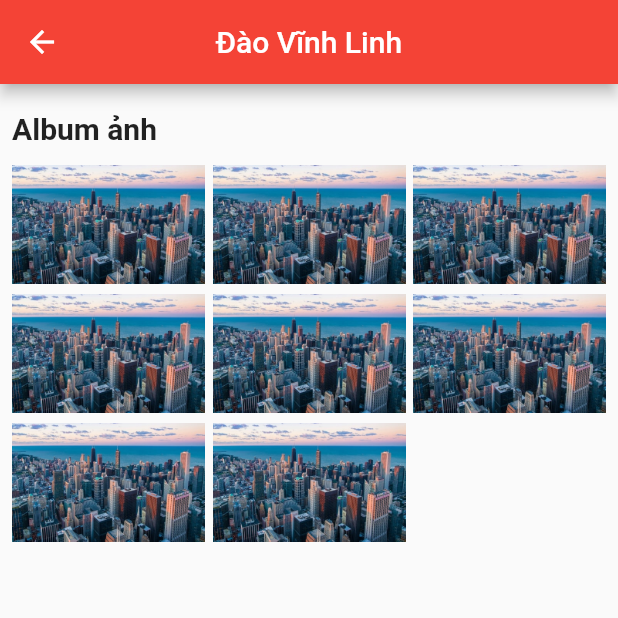
After one commit to hau1610/socialmedia, a Flutter app: the Menu screen opened directly, after a tap on "Ảnh", on a phone screen of 412 x 824 dp, the top half of it. The commit adds this screen. Run offline on Flutter 3.47's test engine with Material 2 defaults, Android fonts, the phone set to English and light mode, and no system bars; our stand-ins replace flutter_svg, get.

Commit message:
add ImagePage

```diff
--- a/socialapp/lib/page/FriendList/index.dart
+++ b/socialapp/lib/page/FriendList/index.dart
@@ -1,7 +1,6 @@
 import 'package:flutter/cupertino.dart';
 import 'package:flutter/material.dart';
 import 'package:flutter_svg/svg.dart';
-import 'package:get/get.dart';
 import 'package:socialapp/utils/svg.dart';
 
 class FriendList extends StatelessWidget {
@@ -52,7 +51,7 @@ class FriendList extends StatelessWidget {
             ),
             Expanded(
                 child: ListView(
-                    padding: EdgeInsets.all(10),
+                    padding: const EdgeInsets.all(10),
                     children: List.generate(
                         6,
                         (index) => Row(
--- /dev/null
+++ b/socialapp/lib/page/ImagePage/index.dart
@@ -0,0 +1,43 @@
+import 'package:flutter/cupertino.dart';
+import 'package:flutter/material.dart';
+import 'package:socialapp/utils/svg.dart';
+
+class ImagePage extends StatelessWidget {
+  @override
+  Widget build(BuildContext context) {
+    return Scaffold(
+        appBar: AppBar(
+          centerTitle: true,
+          title: const Text(
+            'Đào Vĩnh Linh',
+            style: TextStyle(),
+          ),
+        ),
+        body: Padding(
+          padding: const EdgeInsets.all(8.0),
+          child: Column(
+            crossAxisAlignment: CrossAxisAlignment.start,
+            children: [
+              Container(
+                margin: const EdgeInsets.symmetric(vertical: 10),
+                child: const Text('Album ảnh',
+                    style:
+                        TextStyle(fontSize: 20, fontWeight: FontWeight.w700)),
+              ),
+              Expanded(
+                child: GridView.count(
+                    crossAxisSpacing: 5,
+                    crossAxisCount: 3,
+                    childAspectRatio: 1.5,
+                    children: List.generate(
+                        8,
+                        (index) => const Image(
+                              image: AssetImage(Picture.city),
+                              fit: BoxFit.contain,
+                            ))),
+              ),
+            ],
+          ),
+        ));
+  }
+}
--- a/socialapp/lib/page/Menu/index.dart
+++ b/socialapp/lib/page/Menu/index.dart
@@ -3,6 +3,7 @@ import 'package:flutter/material.dart';
 import 'package:flutter_svg/flutter_svg.dart';
 import 'package:get/get.dart';
 import 'package:socialapp/page/FriendList/index.dart';
+import 'package:socialapp/page/ImagePage/index.dart';
 import 'package:socialapp/page/Profile/index.dart';
 import 'package:socialapp/utils/svg.dart';
 
@@ -113,19 +114,23 @@ class Menu extends StatelessWidget {
                       ),
                     ),
                   ),
-                  Container(
+                  GestureDetector(
+                    onTap: () => Get.to(() => ImagePage()),
+                    child: Container(
                       decoration: BoxDecoration(
                           color: Colors.white,
                           borderRadius: BorderRadius.circular(20)),
                       child: Column(
                         mainAxisAlignment: MainAxisAlignment.center,
                         children: [
-                        SvgPicture.asset(SvgIcon.photoIcon, color: Colors.red),
+                          SvgPicture.asset(SvgIcon.photoIcon,
+                              color: Colors.red),
                           const SizedBox(height: 8),
                           const Text('Ảnh',
                               style: TextStyle(
                                   fontSize: 16, fontWeight: FontWeight.w600))
                         ],
+                      ),
                     ),
                   ),
                   Container(
--- a/socialapp/lib/page/Profile/index.dart
+++ b/socialapp/lib/page/Profile/index.dart
@@ -3,6 +3,7 @@ import 'package:flutter/material.dart';
 import 'package:flutter_svg/flutter_svg.dart';
 import 'package:get/get.dart';
 import 'package:socialapp/page/FriendList/index.dart';
+import 'package:socialapp/page/ImagePage/index.dart';
 import 'package:socialapp/utils/svg.dart';
 
 class Profile extends StatelessWidget {
@@ -293,7 +294,9 @@ class Profile extends StatelessWidget {
                     )),
           ),
           const SizedBox(height: 10),
-          Container(
+          GestureDetector(
+            onTap: () => Get.to(() => ImagePage()),
+            child: Container(
               margin: const EdgeInsets.symmetric(vertical: 10),
               height: 30,
               decoration: BoxDecoration(
@@ -308,6 +311,7 @@ class Profile extends StatelessWidget {
                           fontWeight: FontWeight.w500,
                           color: Colors.red))
                 ],
+              ),
             ),
           ),
           Container(
```
Lines whose indentation alone changed are shown as unchanged.
